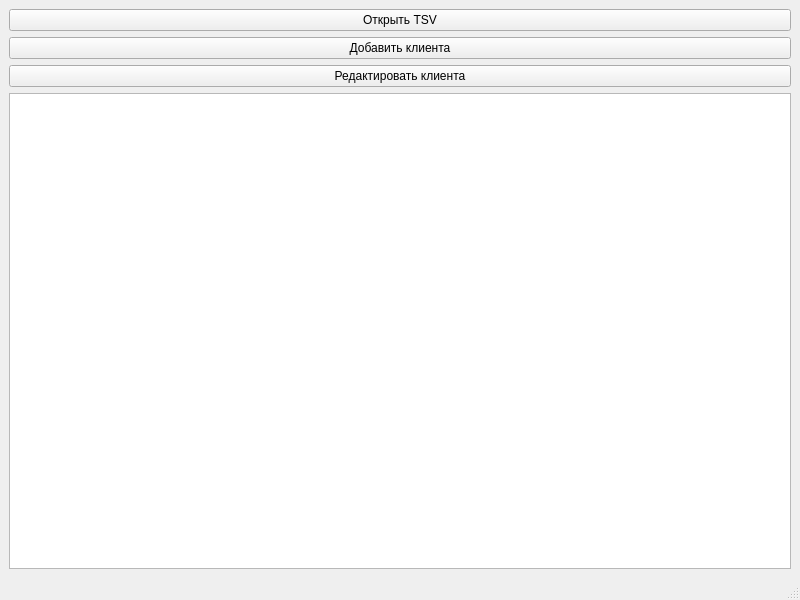
freawed/coursework-database, file mainwindow.ui: the form before one commit.
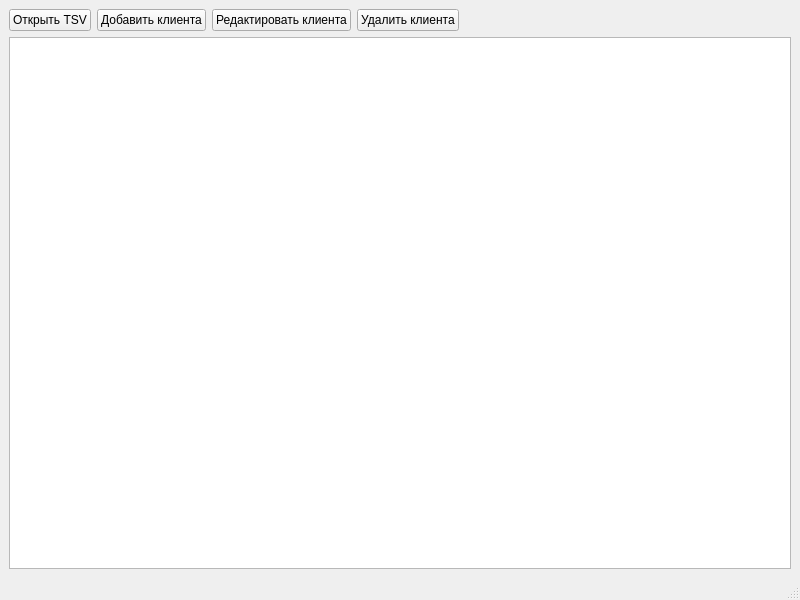
The form after the commit.

Commit message: Добавлены панель действий и удаление клиента в Qt

```diff
--- a/mainwindow.ui
+++ b/mainwindow.ui
@@ -14,9 +14,9 @@
    <string>MainWindow</string>
   </property>
   <widget class="QWidget" name="centralwidget">
-   <layout class="QVBoxLayout" name="verticalLayout_2">
+   <layout class="QVBoxLayout" name="verticalLayout">
     <item>
-     <layout class="QVBoxLayout" name="verticalLayout">
+     <layout class="QHBoxLayout" name="horizontalLayout">
       <item>
        <widget class="QPushButton" name="openButton">
         <property name="text">
@@ -39,10 +39,30 @@
        </widget>
       </item>
       <item>
-       <widget class="QTableWidget" name="clientsTable"/>
+       <widget class="QPushButton" name="deleteButton">
+        <property name="text">
+         <string>Удалить клиента</string>
+        </property>
+       </widget>
+      </item>
+      <item>
+       <spacer name="horizontalSpacer">
+        <property name="orientation">
+         <enum>Qt::Orientation::Horizontal</enum>
+        </property>
+        <property name="sizeHint" stdset="0">
+         <size>
+          <width>408</width>
+          <height>20</height>
+         </size>
+        </property>
+       </spacer>
       </item>
      </layout>
     </item>
+    <item>
+     <widget class="QTableWidget" name="clientsTable"/>
+    </item>
    </layout>
   </widget>
   <widget class="QMenuBar" name="menubar">
```
The commit also changes 2 other files.
